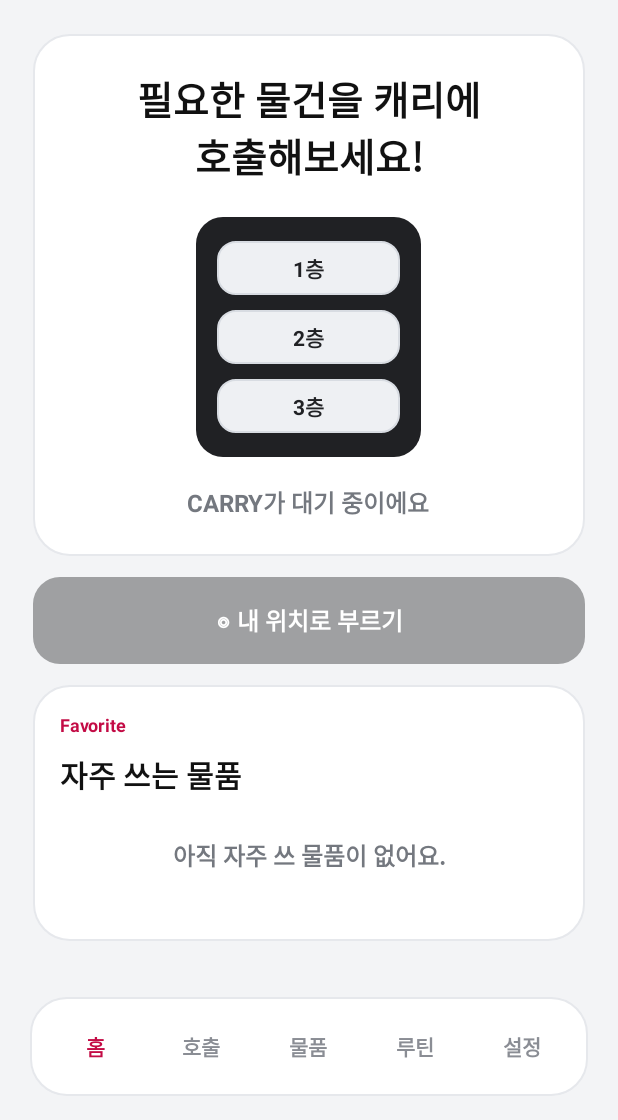
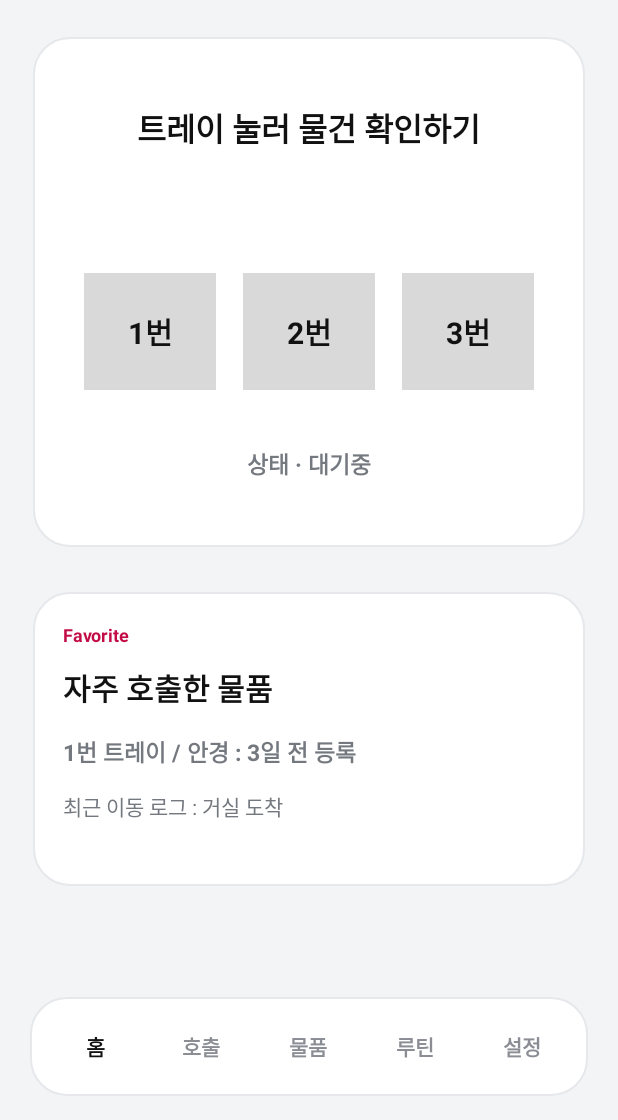
Before and after one commit to kse716/LG_CARRY, an Android app: the screen it shows after launch (MainActivity), on a phone screen of 412 x 824 dp, the part 116-1236 px from its top. Run offline under Robolectric (Android 15) with nearby library versions, the light colour scheme and no system bars.

Commit message:
Refine Carry screens from mockup

```diff
--- a/app/src/main/java/com/example/dx_carry/MainActivity.java
+++ b/app/src/main/java/com/example/dx_carry/MainActivity.java
@@ -24,7 +24,7 @@ public class MainActivity extends AppCompatActivity {
     private TextView navRoutine;
     private TextView navSettings;
 
-    private final int activeColor = 0xFFC30B45;
+    private final int activeColor = 0xFF111111;
     private final int inactiveColor = 0xFF8A8D94;
 
     @Override
@@ -85,17 +85,17 @@ public class MainActivity extends AppCompatActivity {
                 navCall.setTextColor(activeColor);
                 break;
             case "items":
-                titleText.setText("\uBB3C\uD488");
+                titleText.setText("\uBB3C\uD488 \uAD00\uB9AC");
                 itemsScreen.setVisibility(View.VISIBLE);
                 navItems.setTextColor(activeColor);
                 break;
             case "routine":
-                titleText.setText("\uB8E8\uD2F4");
+                titleText.setText("\uB8E8\uD2F4 \uAD00\uB9AC");
                 routineScreen.setVisibility(View.VISIBLE);
                 navRoutine.setTextColor(activeColor);
                 break;
             case "settings":
-                titleText.setText("\uC124\uC815");
+                titleText.setText("\uAE30\uAE30 \uC124\uC815");
                 settingsScreen.setVisibility(View.VISIBLE);
                 navSettings.setTextColor(activeColor);
                 break;
--- /dev/null
+++ b/app/src/main/res/drawable/bg_circle_dark.xml
@@ -0,0 +1,5 @@
+<?xml version="1.0" encoding="utf-8"?>
+<shape xmlns:android="http://schemas.android.com/apk/res/android"
+    android:shape="oval">
+    <solid android:color="#202124" />
+</shape>
--- /dev/null
+++ b/app/src/main/res/drawable/bg_tray_button.xml
@@ -0,0 +1,5 @@
+<?xml version="1.0" encoding="utf-8"?>
+<shape xmlns:android="http://schemas.android.com/apk/res/android">
+    <solid android:color="#D9D9D9" />
+    <corners android:radius="0dp" />
+</shape>
--- a/app/src/main/res/layout/screen_home.xml
+++ b/app/src/main/res/layout/screen_home.xml
@@ -2,12 +2,12 @@
 <LinearLayout xmlns:android="http://schemas.android.com/apk/res/android"
     android:layout_width="match_parent"
     android:layout_height="wrap_content"
-    android:layout_marginTop="16dp"
+    android:layout_marginTop="18dp"
     android:orientation="vertical">
 
     <LinearLayout
         android:layout_width="match_parent"
-        android:layout_height="wrap_content"
+        android:layout_height="340dp"
         android:background="@drawable/bg_card"
         android:gravity="center"
         android:orientation="vertical"
@@ -16,80 +16,68 @@
         <TextView
             android:layout_width="wrap_content"
             android:layout_height="wrap_content"
-            android:gravity="center"
-            android:text="&#54596;&#50836;&#54620; &#47932;&#44148;&#51012; &#52880;&#47532;&#50640;&#10;&#54840;&#52636;&#54644;&#48372;&#49464;&#50836;!"
+            android:text="트레이 눌러 물건 확인하기"
             android:textColor="#111111"
-            android:textSize="26sp"
+            android:textSize="21sp"
             android:textStyle="bold" />
 
         <LinearLayout
-            android:layout_width="150dp"
-            android:layout_height="160dp"
-            android:layout_marginTop="22dp"
-            android:background="@drawable/bg_card_selected"
+            android:layout_width="match_parent"
+            android:layout_height="96dp"
+            android:layout_marginTop="72dp"
             android:gravity="center"
-            android:orientation="vertical"
-            android:padding="14dp">
+            android:orientation="horizontal">
 
             <TextView
-                android:layout_width="match_parent"
-                android:layout_height="36dp"
-                android:background="@drawable/bg_tray"
+                android:layout_width="88dp"
+                android:layout_height="78dp"
+                android:background="@drawable/bg_tray_button"
                 android:gravity="center"
-                android:text="1&#52789;"
-                android:textColor="#202124"
+                android:text="1번"
+                android:textColor="#111111"
+                android:textSize="20sp"
                 android:textStyle="bold" />
 
             <TextView
-                android:layout_width="match_parent"
-                android:layout_height="36dp"
-                android:layout_marginTop="10dp"
-                android:background="@drawable/bg_tray"
+                android:layout_width="88dp"
+                android:layout_height="78dp"
+                android:layout_marginStart="18dp"
+                android:background="@drawable/bg_tray_button"
                 android:gravity="center"
-                android:text="2&#52789;"
-                android:textColor="#202124"
+                android:text="2번"
+                android:textColor="#111111"
+                android:textSize="20sp"
                 android:textStyle="bold" />
 
             <TextView
-                android:layout_width="match_parent"
-                android:layout_height="36dp"
-                android:layout_marginTop="10dp"
-                android:background="@drawable/bg_tray"
+                android:layout_width="88dp"
+                android:layout_height="78dp"
+                android:layout_marginStart="18dp"
+                android:background="@drawable/bg_tray_button"
                 android:gravity="center"
-                android:text="3&#52789;"
-                android:textColor="#202124"
+                android:text="3번"
+                android:textColor="#111111"
+                android:textSize="20sp"
                 android:textStyle="bold" />
         </LinearLayout>
 
         <TextView
             android:layout_width="wrap_content"
             android:layout_height="wrap_content"
-            android:layout_marginTop="18dp"
-            android:text="CARRY&#44032; &#45824;&#44592; &#51473;&#51060;&#50640;&#50836;"
+            android:layout_marginTop="28dp"
+            android:text="상태 · 대기중"
             android:textColor="#74787F"
-            android:textSize="16sp"
+            android:textSize="15sp"
             android:textStyle="bold" />
     </LinearLayout>
 
-    <TextView
-        android:id="@+id/locationCallButton"
-        android:layout_width="match_parent"
-        android:layout_height="58dp"
-        android:layout_marginTop="14dp"
-        android:background="@drawable/bg_primary_button"
-        android:gravity="center"
-        android:text="&#9678; &#45236; &#50948;&#52824;&#47196; &#48512;&#47476;&#44592;"
-        android:textColor="#FFFFFF"
-        android:textSize="16sp"
-        android:textStyle="bold" />
-
     <LinearLayout
         android:layout_width="match_parent"
-        android:layout_height="wrap_content"
-        android:layout_marginTop="14dp"
+        android:layout_height="196dp"
+        android:layout_marginTop="30dp"
         android:background="@drawable/bg_card"
         android:orientation="vertical"
-        android:padding="18dp">
+        android:padding="20dp">
 
         <TextView
             android:layout_width="wrap_content"
@@ -102,19 +90,27 @@
         <TextView
             android:layout_width="wrap_content"
             android:layout_height="wrap_content"
-            android:layout_marginTop="10dp"
-            android:text="&#51088;&#51452; &#50416;&#45716; &#47932;&#54408;"
+            android:layout_marginTop="12dp"
+            android:text="자주 호출한 물품"
             android:textColor="#111111"
             android:textSize="20sp"
             android:textStyle="bold" />
 
         <TextView
             android:layout_width="match_parent"
-            android:layout_height="78dp"
-            android:gravity="center"
-            android:text="&#50500;&#51649; &#51088;&#51452; &#50416; &#47932;&#54408;&#51060; &#50630;&#50612;&#50836;."
+            android:layout_height="wrap_content"
+            android:layout_marginTop="16dp"
+            android:text="1번 트레이 / 안경 : 3일 전 등록"
             android:textColor="#74787F"
-            android:textSize="16sp"
+            android:textSize="15sp"
             android:textStyle="bold" />
+
+        <TextView
+            android:layout_width="match_parent"
+            android:layout_height="wrap_content"
+            android:layout_marginTop="14dp"
+            android:text="최근 이동 로그 : 거실 도착"
+            android:textColor="#74787F"
+            android:textSize="14sp" />
     </LinearLayout>
 </LinearLayout>
```
Also changed, not shown: app/src/main/res/layout/screen_call.xml (+57 -35 lines), app/src/main/res/layout/screen_items.xml (+85 -39 lines), app/src/main/res/layout/screen_routine.xml (+98 -29 lines), app/src/main/res/layout/screen_settings.xml (+42 -55 lines).
